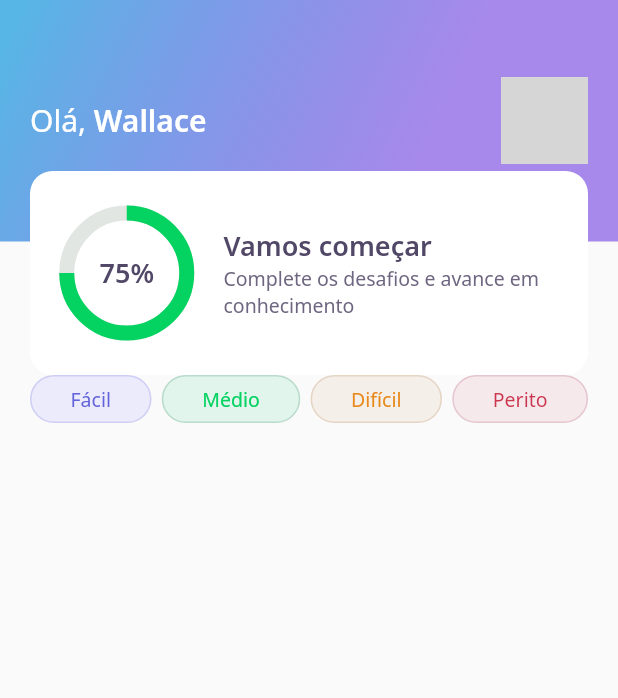
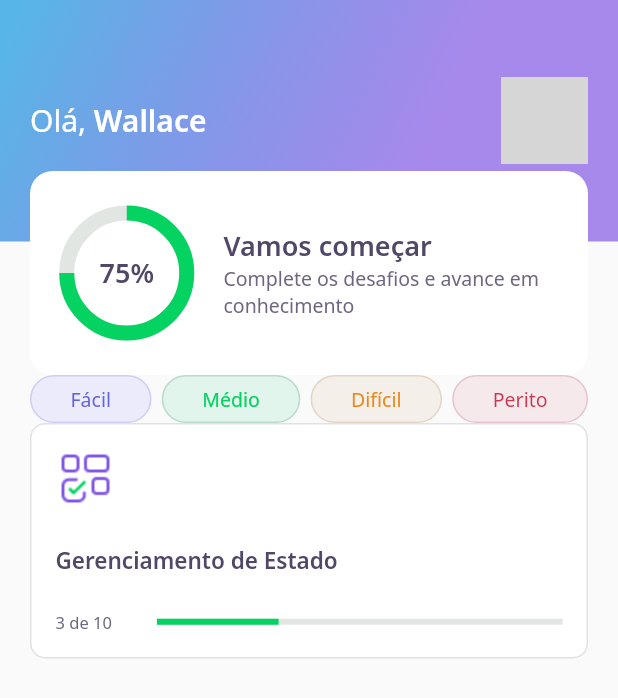
Before and after one commit to wallacewolv/dev_quiz, a Flutter app: the screen it shows after launch, on a phone screen of 412 x 824 dp. Shown: the top 698 px of the screen. Run offline on Flutter 3.47's test engine with Material 2 defaults, Android fonts, the phone set to English and light mode, and no system bars; our stand-ins replace google_fonts; network calls fail; grey boxes are pictures that could not be loaded.

Commit message:
Create QuizCardWidget lest function OnTap

```diff
--- a/lib/home/home_page.dart
+++ b/lib/home/home_page.dart
@@ -1,3 +1,4 @@
+import 'package:DevQuiz/home/widgets/quiz_card/quiz_card_widget.dart';
 import 'package:flutter/material.dart';
 import 'package:DevQuiz/home/widgets/appbar/app_bar_widget.dart';
 import 'package:DevQuiz/home/widgets/level_button/level_button_widget.dart';
@@ -16,7 +17,9 @@ class _HomePageState extends State<HomePage> {
       appBar: AppBarWidget(),
       body: Padding(
         padding: const EdgeInsets.symmetric(horizontal: 20),
-        child: Row(
+        child: Column(
+          children: [
+            Row(
               mainAxisAlignment: MainAxisAlignment.spaceBetween,
               children: [
                 LevelButtonWidget(
@@ -33,6 +36,9 @@ class _HomePageState extends State<HomePage> {
                 ),
               ],
             ),
+            QuizCardWidget(),
+          ],
+        ),
       ),
     );
   }
--- /dev/null
+++ b/lib/home/widgets/quiz_card/quiz_card_widget.dart
@@ -0,0 +1,60 @@
+import 'package:DevQuiz/core/app_colors.dart';
+import 'package:DevQuiz/core/app_text_styles.dart';
+import 'package:DevQuiz/core/core.dart';
+import 'package:flutter/material.dart';
+
+class QuizCardWidget extends StatelessWidget {
+  const QuizCardWidget({Key? key}) : super(key: key);
+
+  @override
+  Widget build(BuildContext context) {
+    return Container(
+      padding: EdgeInsets.all(16),
+      decoration: BoxDecoration(
+        border: Border.fromBorderSide(BorderSide(color: AppColors.border)),
+        color: AppColors.white,
+        borderRadius: BorderRadius.circular(10),
+      ),
+      child: Column(
+        crossAxisAlignment: CrossAxisAlignment.start,
+        children: [
+          Container(
+            height: 40,
+            width: 40,
+            child: Image.asset(AppImages.blocks),
+          ),
+          SizedBox(
+            height: 24,
+          ),
+          Text(
+            "Gerenciamento de Estado",
+            style: AppTextStyles.heading15,
+          ),
+          SizedBox(
+            height: 24,
+          ),
+          Row(
+            children: [
+              Expanded(
+                flex: 1,
+                child: Text(
+                  "3 de 10",
+                  style: AppTextStyles.body11,
+                ),
+              ),
+              Expanded(
+                flex: 4,
+                child: LinearProgressIndicator(
+                  value: 0.3,
+                  backgroundColor: AppColors.chartSecondary,
+                  valueColor:
+                      AlwaysStoppedAnimation<Color>(AppColors.chartPrimary),
+                ),
+              ),
+            ],
+          ),
+        ],
+      ),
+    );
+  }
+}
```
Lines whose indentation alone changed are shown as unchanged.
